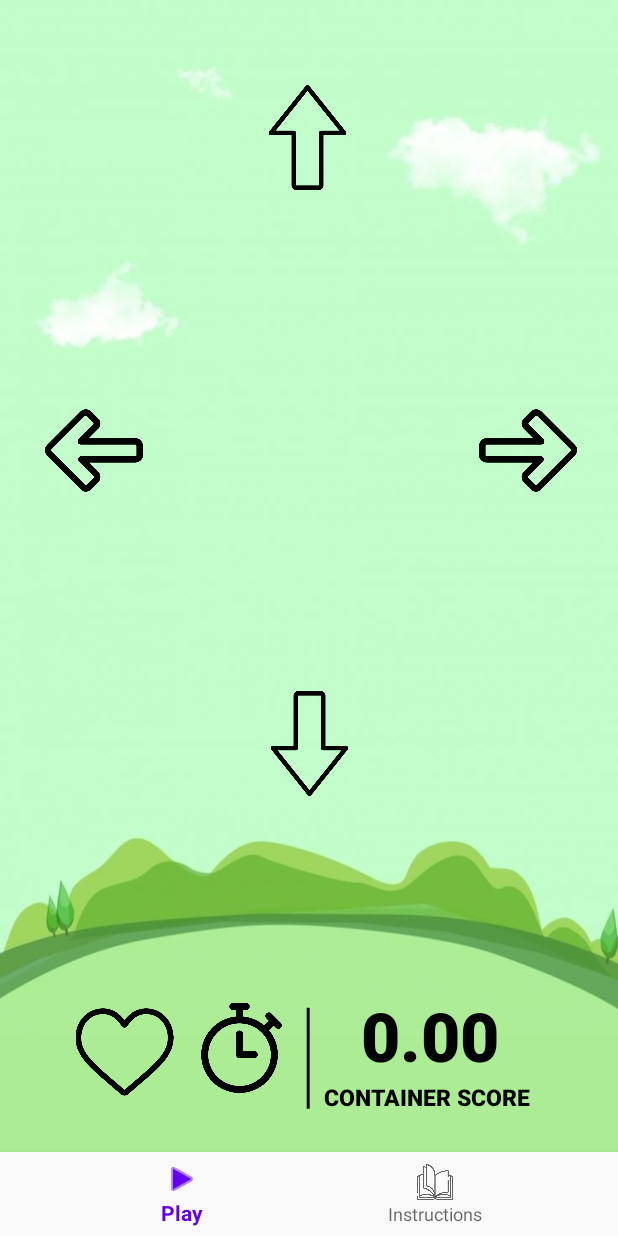
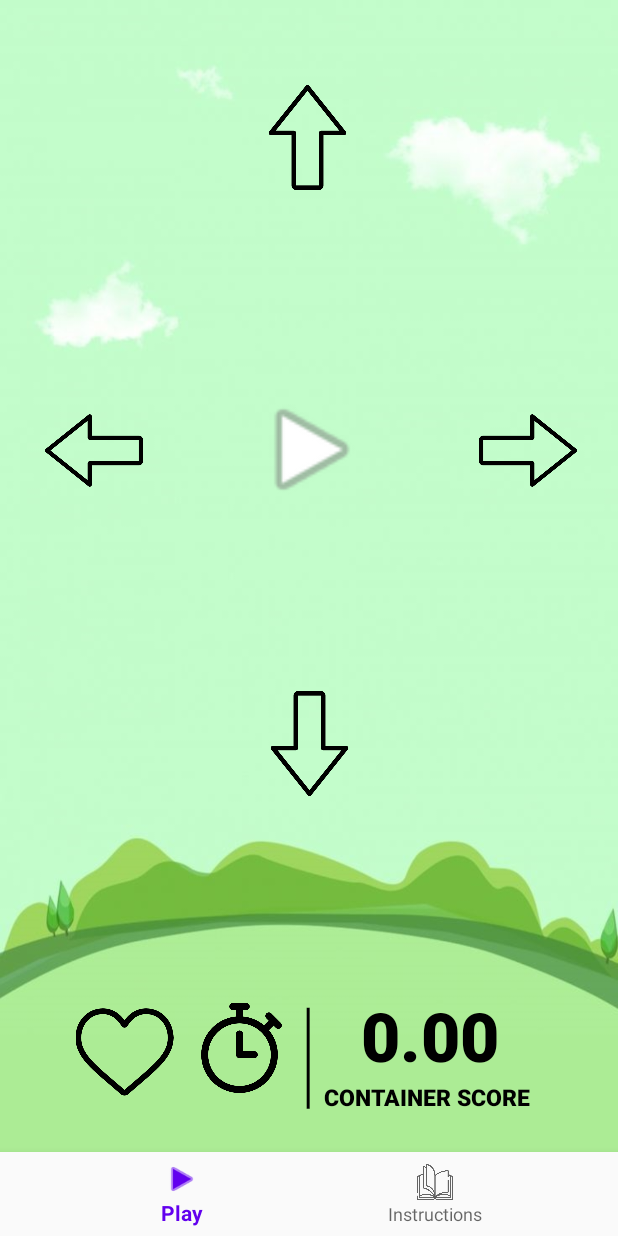
Before and after one commit to DivisionCom/recycling-application, an Android app: the HomeFragment screen opened directly, with no data from a screen before it, on a phone screen of 412 x 824 dp. Run offline under Robolectric (Android 15) with nearby library versions, the phone set to English and light mode, and no system bars; our stand-ins replace navigation-ui.

Commit message:
blank for changing the image

```diff
--- a/app/src/main/java/com/example/recycler/MenuActivity.kt
+++ b/app/src/main/java/com/example/recycler/MenuActivity.kt
@@ -2,6 +2,7 @@ package com.example.recycler
 
 import android.os.Bundle
 import android.view.View
+import android.widget.ImageView
 import com.google.android.material.bottomnavigation.BottomNavigationView
 import androidx.appcompat.app.AppCompatActivity
 import androidx.navigation.findNavController
@@ -30,5 +31,9 @@ private lateinit var binding: ActivityMenuBinding
            R.id.navigation_home, R.id.navigation_dashboard, R.id.navigation_notifications))
         // setupActionBarWithNavController(navController, appBarConfiguration)
          navView.setupWithNavController(navController)
+
+//        change imageView resource
+//        val mainObject = findViewById<ImageView>(R.id.image_object)
+//        mainObject.setImageResource(R.drawable.heart)
     }
 }
--- a/app/src/main/java/com/example/recycler/ui/home/HomeFragment.kt
+++ b/app/src/main/java/com/example/recycler/ui/home/HomeFragment.kt
@@ -29,7 +29,7 @@ private var _binding: FragmentHomeBinding? = null
 
     val textView: TextView = binding.textHome
     homeViewModel.text.observe(viewLifecycleOwner) {
-      textView.text = it
+        textView.text = it
     }
     return root
   }
--- a/app/src/main/res/layout/fragment_home.xml
+++ b/app/src/main/res/layout/fragment_home.xml
@@ -122,7 +122,7 @@
         android:id="@+id/image_left_arrow"
         android:layout_width="65dp"
         android:layout_height="90dp"
-        android:src="@drawable/left_arrow"
+        android:src="@drawable/left_arrow2"
         app:layout_constraintBottom_toBottomOf="parent"
         app:layout_constraintEnd_toEndOf="parent"
         app:layout_constraintHorizontal_bias="0.086"
@@ -134,7 +134,7 @@
         android:id="@+id/image_right_arrow"
         android:layout_width="65dp"
         android:layout_height="90dp"
-        android:src="@drawable/right_arrow"
+        android:src="@drawable/right_arrow2"
         app:layout_constraintBottom_toBottomOf="parent"
         app:layout_constraintEnd_toEndOf="parent"
         app:layout_constraintHorizontal_bias="0.921"
@@ -142,4 +142,16 @@
         app:layout_constraintTop_toTopOf="parent"
         app:layout_constraintVertical_bias="0.294" />
 
+    <ImageView
+        android:id="@+id/image_object"
+        android:layout_width="80dp"
+        android:layout_height="91dp"
+        android:src="@android:drawable/ic_media_play"
+        app:layout_constraintBottom_toBottomOf="parent"
+        app:layout_constraintEnd_toEndOf="parent"
+        app:layout_constraintHorizontal_bias="0.507"
+        app:layout_constraintStart_toStartOf="parent"
+        app:layout_constraintTop_toTopOf="parent"
+        app:layout_constraintVertical_bias="0.293" />
+
 </androidx.constraintlayout.widget.ConstraintLayout>
```
Also changed, not shown: app/src/main/res/drawable/left_arrow.png (deleted), app/src/main/res/drawable/left_arrow2.png (added), app/src/main/res/drawable/right_arrow.png (deleted), app/src/main/res/drawable/right_arrow2.png (added).
